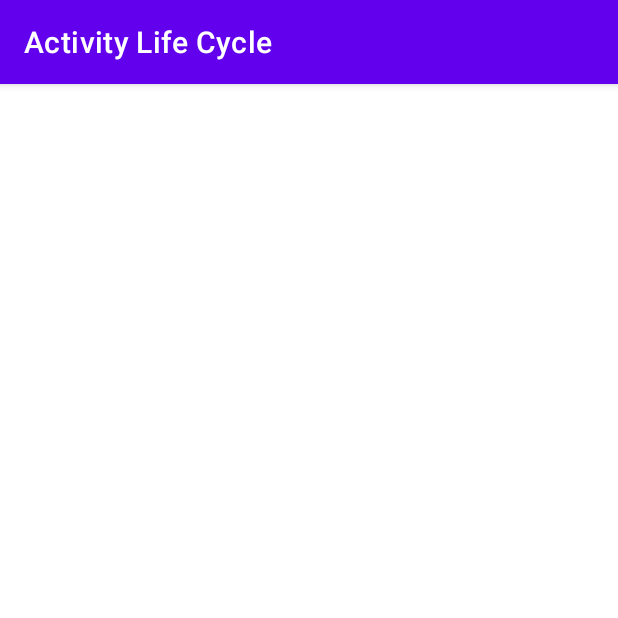
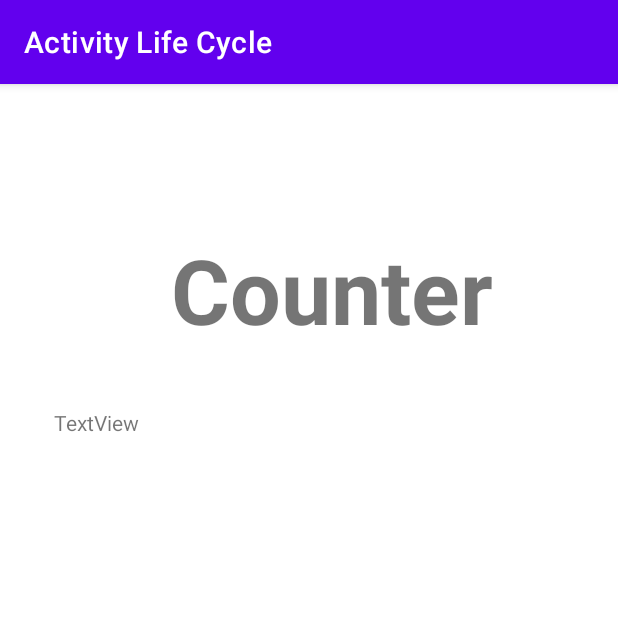
Before and after one commit to Anas428/Mobile_Computing_Progress, an Android app: the screen it shows after launch (MainActivity), on a phone screen of 412 x 824 dp, the top half of it. Run offline under Robolectric (Android 15) with nearby library versions, the phone set to English and light mode, and no system bars.

Commit message:
Leccture 7 Layout created

```diff
--- a/Projects/Lec 7/ALC/app/src/main/res/layout/activity_main.xml
+++ b/Projects/Lec 7/ALC/app/src/main/res/layout/activity_main.xml
@@ -15,9 +15,33 @@
         android:layout_marginEnd="21dp"
         android:layout_marginRight="21dp"
         android:layout_marginBottom="23dp"
+        android:gravity="center_horizontal"
         android:orientation="vertical"
         app:layout_constraintBottom_toBottomOf="parent"
         app:layout_constraintEnd_toEndOf="parent"
         app:layout_constraintStart_toStartOf="parent"
-        app:layout_constraintTop_toTopOf="parent"></LinearLayout>
+        app:layout_constraintTop_toTopOf="parent">
+
+        <TextView
+            android:id="@+id/textView"
+            android:layout_width="347dp"
+            android:layout_height="139dp"
+            android:gravity="clip_vertical|center_horizontal|center_vertical"
+            android:paddingLeft="30dp"
+            android:paddingTop="20dp"
+            android:text="Counter"
+            android:textSize="60sp"
+            android:textStyle="bold" />
+
+        <TextView
+            android:id="@+id/textView3"
+            android:layout_width="match_parent"
+            android:layout_height="wrap_content" />
+
+        <TextView
+            android:id="@+id/textView2"
+            android:layout_width="341dp"
+            android:layout_height="64dp"
+            android:text="TextView" />
+    </LinearLayout>
 </androidx.constraintlayout.widget.ConstraintLayout>
```
